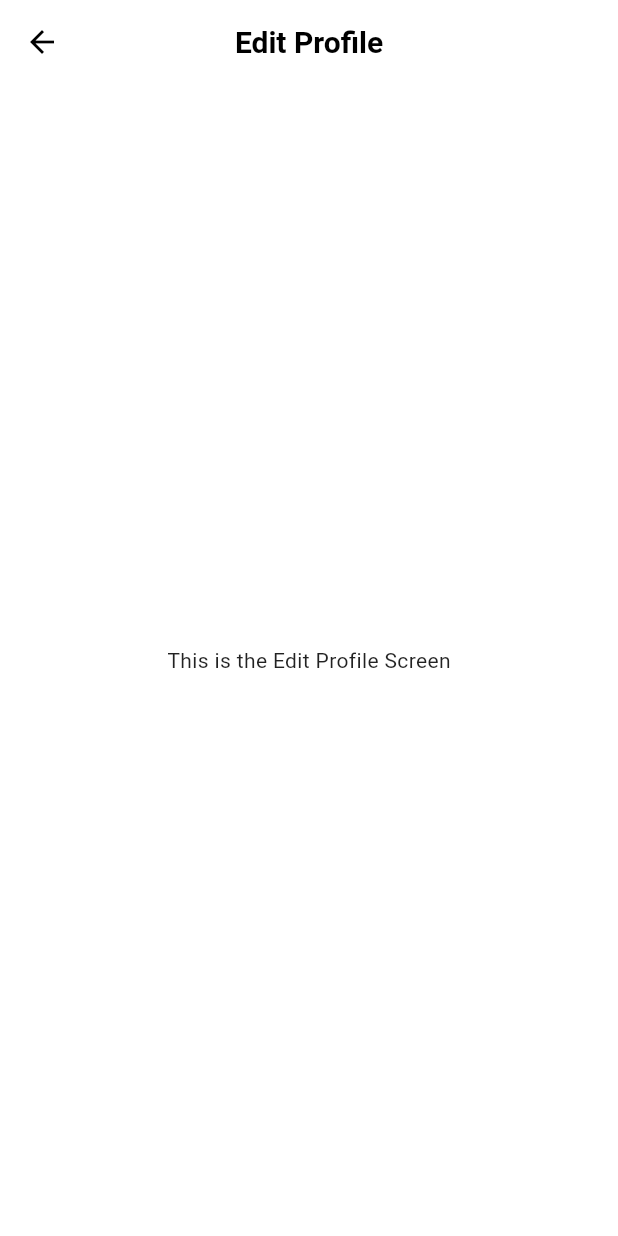
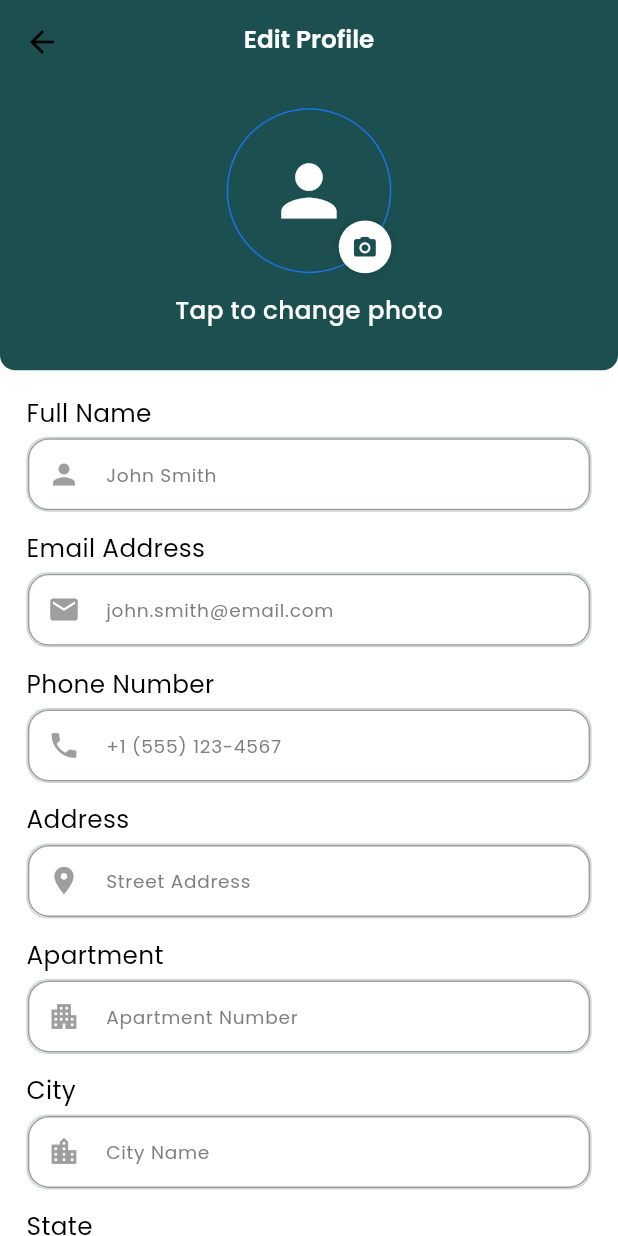
Before and after one commit to nuhan021/aryegrunzweig, a Flutter app: the EditProfileScreen screen opened by its route, on a phone screen of 412 x 824 dp. Run offline on Flutter 3.47's test engine with Material 3 defaults, Android fonts, the phone set to English and light mode, and no system bars; our stand-ins replace cached_network_image, carousel_slider, country_code_picker, flutter_otp_text_field, flutter_screenutil, get and 7 more; accounts and stored records are empty.

Commit message:
edit profile page added

```diff
--- /dev/null
+++ b/lib/features/profile/edit_profile/controllers/edit_profile_controller.dart
@@ -0,0 +1,125 @@
+import 'package:flutter/material.dart';
+import 'package:get/get.dart';
+import 'package:image_picker/image_picker.dart';
+import 'dart:io';
+
+class EditProfileController extends GetxController {
+  // Observable variables for form data
+  var fullName = ''.obs;
+  var email = ''.obs;
+  var phoneNumber = ''.obs;
+  var address = ''.obs;
+  var apartment = ''.obs;
+  var city = ''.obs;
+  var state = ''.obs;
+  var zipCode = ''.obs;
+  var profileImageUrl = Rxn<String>();
+  var selectedImageFile = Rxn<File>();
+  var isLoading = false.obs;
+
+  // Text editing controllers
+  late final fullNameController;
+  late final emailController;
+  late final phoneController;
+  late final addressController;
+  late final apartmentController;
+  late final cityController;
+  late final stateController;
+  late final zipController;
+
+  @override
+  void onInit() {
+    super.onInit();
+    _initializeControllers();
+    _loadUserProfile();
+  }
+
+  void _initializeControllers() {
+    fullNameController = TextEditingController(text: fullName.value);
+    emailController = TextEditingController(text: email.value);
+    phoneController = TextEditingController(text: phoneNumber.value);
+    addressController = TextEditingController(text: address.value);
+    apartmentController = TextEditingController(text: apartment.value);
+    cityController = TextEditingController(text: city.value);
+    stateController = TextEditingController(text: state.value);
+    zipController = TextEditingController(text: zipCode.value);
+  }
+
+  void _loadUserProfile() {
+    // userName.value = response.userName;
+    // email.value = response.email;
+    // phoneNumber.value = response.phoneNumber;
+    // address.value = response.address;
+    // apartment.value = response.apartment;
+    // city.value = response.city;
+    // state.value = response.state;
+    // zipCode.value = response.zipCode;
+    // profileImageUrl.value = response.profileImageUrl;
+  }
+
+  void updateFullName(String value) => fullName.value = value;
+  void updateEmail(String value) => email.value = value;
+  void updatePhoneNumber(String value) => phoneNumber.value = value;
+  void updateAddress(String value) => address.value = value;
+  void updateApartment(String value) => apartment.value = value;
+  void updateCity(String value) => city.value = value;
+  void updateState(String value) => state.value = value;
+  void updateZipCode(String value) => zipCode.value = value;
+
+  Future<void> changeProfilePhoto() async {
+    try {
+      final ImagePicker picker = ImagePicker();
+      final XFile? image = await picker.pickImage(
+        source: ImageSource.gallery,
+        imageQuality: 80,
+      );
+
+      if (image != null) {
+        selectedImageFile.value = File(image.path);
+        profileImageUrl.value = image.path;
+      }
+    } catch (e) {
+      Get.snackbar('Error', 'Failed to pick image');
+    }
+  }
+
+  Future<void> saveChanges() async {
+    try {
+      isLoading.value = true;
+
+      // var response = await profileService.updateProfile(
+      //   fullName: fullName.value,
+      //   email: email.value,
+      //   phoneNumber: phoneNumber.value,
+      //   address: address.value,
+      //   apartment: apartment.value,
+      //   city: city.value,
+      //   state: state.value,
+      //   zipCode: zipCode.value,
+      //   profileImage: profileImageUrl.value,
+      // );
+
+      // Show success message
+      // Get.snackbar('Success', 'Profile updated successfully');
+      // Get.back();
+    } catch (e) {
+      // Show error message
+      // Get.snackbar('Error', 'Failed to update profile');
+    } finally {
+      isLoading.value = false;
+    }
+  }
+
+  @override
+  void onClose() {
+    fullNameController.dispose();
+    emailController.dispose();
+    phoneController.dispose();
+    addressController.dispose();
+    apartmentController.dispose();
+    cityController.dispose();
+    stateController.dispose();
+    zipController.dispose();
+    super.onClose();
+  }
+}
--- /dev/null
+++ b/lib/features/profile/edit_profile/models/edit_profile_data.dart
@@ -0,0 +1,23 @@
+class EditProfileData {
+  final String fullName;
+  final String email;
+  final String phoneNumber;
+  final String address;
+  final String apartment;
+  final String city;
+  final String state;
+  final String zipCode;
+  final String? profileImageUrl;
+
+  EditProfileData({
+    required this.fullName,
+    required this.email,
+    required this.phoneNumber,
+    required this.address,
+    required this.apartment,
+    required this.city,
+    required this.state,
+    required this.zipCode,
+    this.profileImageUrl,
+  });
+}
--- a/lib/features/profile/edit_profile/views/screens/edit_profile_screen.dart
+++ b/lib/features/profile/edit_profile/views/screens/edit_profile_screen.dart
@@ -1,13 +1,92 @@
+import 'package:aryegrunzweig/core/common/styles/global_text_style.dart';
+import 'package:aryegrunzweig/core/utils/constants/colors.dart';
 import 'package:flutter/material.dart';
+import 'package:flutter_screenutil/flutter_screenutil.dart';
+import 'package:get/get.dart';
+import '../../controllers/edit_profile_controller.dart';
+import '../../widgets/edit_profile_header_card.dart';
+import '../../widgets/edit_profile_form.dart';
+import '../../../../../core/common/widgets/custom_button.dart';
 
 class EditProfileScreen extends StatelessWidget {
   const EditProfileScreen({super.key});
 
   @override
   Widget build(BuildContext context) {
+    final controller = Get.put(EditProfileController());
+
     return Scaffold(
-      appBar: AppBar(title: const Text('Edit Profile')),
-      body: const Center(child: Text('This is the Edit Profile Screen')),
+      backgroundColor: Colors.white,
+      appBar: AppBar(
+        title: Text(
+          'Edit Profile',
+          style: getTextStyle(
+            color: Colors.white,
+            fontSize: 16.sp,
+            fontWeight: FontWeight.w600,
+          ),
+        ),
+        centerTitle: true,
+        backgroundColor: AppColors.primary,
+        elevation: 0,
+        automaticallyImplyLeading: true,
+      ),
+      body: SingleChildScrollView(
+        child: Column(
+          children: [
+            // Header with avatar
+            Obx(
+              () => EditProfileHeaderCard(
+                profileImageUrl: controller.profileImageUrl.value,
+                onCameraPressed: controller.changeProfilePhoto,
+                onBackPressed: () => Get.back(),
+              ),
+            ),
+            SizedBox(height: 20.h),
+
+            // Form fields
+            Padding(
+              padding: EdgeInsets.symmetric(horizontal: 16.w),
+              child: EditProfileForm(
+                fullNameController: controller.fullNameController,
+                emailController: controller.emailController,
+                phoneController: controller.phoneController,
+                addressController: controller.addressController,
+                apartmentController: controller.apartmentController,
+                cityController: controller.cityController,
+                stateController: controller.stateController,
+                zipController: controller.zipController,
+                onFullNameChanged: controller.updateFullName,
+                onEmailChanged: controller.updateEmail,
+                onPhoneChanged: controller.updatePhoneNumber,
+                onAddressChanged: controller.updateAddress,
+                onApartmentChanged: controller.updateApartment,
+                onCityChanged: controller.updateCity,
+                onStateChanged: controller.updateState,
+                onZipChanged: controller.updateZipCode,
+              ),
+            ),
+            SizedBox(height: 32.h),
+
+            // Save Changes button
+            Padding(
+              padding: EdgeInsets.symmetric(horizontal: 16.w),
+              child: Obx(
+                () => CustomButton(
+                  text: controller.isLoading.value
+                      ? 'Saving...'
+                      : 'Save Changes',
+                  onPressed: controller.isLoading.value
+                      ? () {}
+                      : controller.saveChanges,
+                  isShadow: true,
+                ),
+              ),
+            ),
+            SizedBox(height: 32.h),
+          ],
+        ),
+      ),
     );
   }
 }
--- /dev/null
+++ b/lib/features/profile/edit_profile/widgets/edit_profile_form.dart
@@ -0,0 +1,110 @@
+import 'package:flutter/material.dart';
+import 'package:flutter_screenutil/flutter_screenutil.dart';
+import 'edit_profile_form_field.dart';
+
+class EditProfileForm extends StatelessWidget {
+  final TextEditingController fullNameController;
+  final TextEditingController emailController;
+  final TextEditingController phoneController;
+  final TextEditingController addressController;
+  final TextEditingController apartmentController;
+  final TextEditingController cityController;
+  final TextEditingController stateController;
+  final TextEditingController zipController;
+  final ValueChanged<String>? onFullNameChanged;
+  final ValueChanged<String>? onEmailChanged;
+  final ValueChanged<String>? onPhoneChanged;
+  final ValueChanged<String>? onAddressChanged;
+  final ValueChanged<String>? onApartmentChanged;
+  final ValueChanged<String>? onCityChanged;
+  final ValueChanged<String>? onStateChanged;
+  final ValueChanged<String>? onZipChanged;
+
+  const EditProfileForm({
+    super.key,
+    required this.fullNameController,
+    required this.emailController,
+    required this.phoneController,
+    required this.addressController,
+    required this.apartmentController,
+    required this.cityController,
+    required this.stateController,
+    required this.zipController,
+    this.onFullNameChanged,
+    this.onEmailChanged,
+    this.onPhoneChanged,
+    this.onAddressChanged,
+    this.onApartmentChanged,
+    this.onCityChanged,
+    this.onStateChanged,
+    this.onZipChanged,
+  });
+
+  @override
+  Widget build(BuildContext context) {
+    return Column(
+      spacing: 16.h,
+      children: [
+        EditProfileFormField(
+          label: 'Full Name',
+          hintText: 'John Smith',
+          icon: Icons.person,
+          controller: fullNameController,
+          onChanged: onFullNameChanged,
+        ),
+        EditProfileFormField(
+          label: 'Email Address',
+          hintText: 'john.smith@email.com',
+          icon: Icons.email,
+          controller: emailController,
+          keyboardType: TextInputType.emailAddress,
+          onChanged: onEmailChanged,
+        ),
+        EditProfileFormField(
+          label: 'Phone Number',
+          hintText: '+1 (555) 123-4567',
+          icon: Icons.phone,
+          controller: phoneController,
+          keyboardType: TextInputType.phone,
+          onChanged: onPhoneChanged,
+        ),
+        EditProfileFormField(
+          label: 'Address',
+          hintText: 'Street Address',
+          icon: Icons.location_on,
+          controller: addressController,
+          onChanged: onAddressChanged,
+        ),
+        EditProfileFormField(
+          label: 'Apartment',
+          hintText: 'Apartment Number',
+          icon: Icons.apartment,
+          controller: apartmentController,
+          onChanged: onApartmentChanged,
+        ),
+        EditProfileFormField(
+          label: 'City',
+          hintText: 'City Name',
+          icon: Icons.location_city,
+          controller: cityController,
+          onChanged: onCityChanged,
+        ),
+        EditProfileFormField(
+          label: 'State',
+          hintText: 'State',
+          icon: Icons.map,
+          controller: stateController,
+          onChanged: onStateChanged,
+        ),
+        EditProfileFormField(
+          label: 'Zip',
+          hintText: 'Zip Code',
+          icon: Icons.pin_drop,
+          controller: zipController,
+          keyboardType: TextInputType.number,
+          onChanged: onZipChanged,
+        ),
+      ],
+    );
+  }
+}
--- /dev/null
+++ b/lib/features/profile/edit_profile/widgets/edit_profile_form_field.dart
@@ -0,0 +1,73 @@
+import 'package:flutter/material.dart';
+import 'package:flutter_screenutil/flutter_screenutil.dart';
+import '../../../../core/common/styles/global_text_style.dart';
+
+class EditProfileFormField extends StatelessWidget {
+  final String label;
+  final String hintText;
+  final IconData icon;
+  final TextEditingController controller;
+  final TextInputType keyboardType;
+  final ValueChanged<String>? onChanged;
+  final String? Function(String?)? validator;
+
+  const EditProfileFormField({
+    super.key,
+    required this.label,
+    required this.hintText,
+    required this.icon,
+    required this.controller,
+    this.keyboardType = TextInputType.text,
+    this.onChanged,
+    this.validator,
+  });
+
+  @override
+  Widget build(BuildContext context) {
+    return Column(
+      crossAxisAlignment: CrossAxisAlignment.start,
+      children: [
+        Text(
+          label,
+          style: getTextStyle(
+            fontSize: 16.sp,
+            fontWeight: FontWeight.w400,
+            color: Colors.black,
+          ),
+        ),
+        SizedBox(height: 8.h),
+        Container(
+          decoration: BoxDecoration(
+            border: Border.all(color: const Color(0xFFD0D5DB), width: 1),
+            borderRadius: BorderRadius.circular(14.r),
+          ),
+          child: TextFormField(
+            controller: controller,
+            keyboardType: keyboardType,
+            onChanged: onChanged,
+            validator: validator,
+            style: getTextStyle(
+              fontSize: 12.sp,
+              fontWeight: FontWeight.w400,
+              color: Colors.black,
+            ),
+            decoration: InputDecoration(
+              hintText: hintText,
+              hintStyle: getTextStyle(
+                fontSize: 12.sp,
+                fontWeight: FontWeight.w400,
+                color: const Color(0xFF7F7F7F),
+              ),
+              border: InputBorder.none,
+              prefixIcon: Icon(icon, size: 20.w, color: Colors.grey),
+              contentPadding: EdgeInsets.symmetric(
+                horizontal: 16.w,
+                vertical: 16.h,
+              ),
+            ),
+          ),
+        ),
+      ],
+    );
+  }
+}
--- /dev/null
+++ b/lib/features/profile/edit_profile/widgets/edit_profile_header_card.dart
@@ -0,0 +1,167 @@
+import 'package:flutter/material.dart';
+import 'package:flutter_screenutil/flutter_screenutil.dart';
+import 'dart:io';
+import '../../../../core/common/styles/global_text_style.dart';
+import '../../../../core/utils/constants/colors.dart';
+
+class EditProfileHeaderCard extends StatelessWidget {
+  final String? profileImageUrl;
+  final VoidCallback onCameraPressed;
+  final VoidCallback? onBackPressed;
+
+  const EditProfileHeaderCard({
+    super.key,
+    this.profileImageUrl,
+    required this.onCameraPressed,
+    this.onBackPressed,
+  });
+
+  @override
+  Widget build(BuildContext context) {
+    return Container(
+      width: double.maxFinite,
+      padding: EdgeInsets.symmetric(horizontal: 16.w, vertical: 16.h),
+      decoration: BoxDecoration(
+        color: AppColors.primary,
+        borderRadius: BorderRadius.only(
+          bottomLeft: Radius.circular(10.r),
+          bottomRight: Radius.circular(10.r),
+        ),
+      ),
+      child: Column(
+        children: [
+          // // Back button
+          // Row(
+          //   children: [
+          //     GestureDetector(
+          //       onTap: onBackPressed,
+          //       child: Row(
+          //         children: [
+          //           Icon(Icons.arrow_back_ios, size: 18.w, color: Colors.white),
+          //           SizedBox(width: 8.w),
+          //           Text(
+          //             'Back',
+          //             style: getTextStyle(
+          //               fontSize: 10.sp,
+          //               fontWeight: FontWeight.w400,
+          //               color: Colors.white,
+          //             ),
+          //           ),
+          //         ],
+          //       ),
+          //     ),
+          //   ],
+          // ),
+          // SizedBox(height: 12.h),
+
+          // Title
+          // Text(
+          //   'Edit Profile',
+          //   style: getTextStyle(
+          //     fontSize: 16.sp,
+          //     fontWeight: FontWeight.w600,
+          //     color: Colors.white,
+          //   ),
+          // ),
+          // SizedBox(height: 20.h),
+
+          // Avatar with camera button
+          GestureDetector(
+            onTap: onCameraPressed,
+            child: Stack(
+              children: [
+                Container(
+                  width: 100.w,
+                  height: 100.w,
+                  decoration: BoxDecoration(
+                    shape: BoxShape.circle,
+                    border: Border.all(
+                      color: const Color(0xFF1A73E8),
+                      width: 1,
+                    ),
+                  ),
+                  child: _buildAvatarImage(),
+                ),
+                Positioned(
+                  bottom: 0,
+                  right: 0,
+                  child: Container(
+                    width: 32.w,
+                    height: 32.w,
+                    decoration: BoxDecoration(
+                      color: Colors.white,
+                      shape: BoxShape.circle,
+                      boxShadow: [
+                        BoxShadow(
+                          color: Colors.black.withValues(alpha: 0.1),
+                          blurRadius: 4,
+                          spreadRadius: 1,
+                        ),
+                      ],
+                    ),
+                    child: Center(
+                      child: Icon(
+                        Icons.camera_alt,
+                        size: 16.w,
+                        color: AppColors.primary,
+                      ),
+                    ),
+                  ),
+                ),
+              ],
+            ),
+          ),
+          SizedBox(height: 16.h),
+
+          // "Tap to change photo" text
+          Text(
+            'Tap to change photo',
+            style: getTextStyle(
+              fontSize: 16.sp,
+              fontWeight: FontWeight.w500,
+              color: Colors.white,
+            ),
+          ),
+          SizedBox(height: 16.h),
+        ],
+      ),
+    );
+  }
+
+  Widget _buildAvatarImage() {
+    if (profileImageUrl == null || profileImageUrl!.isEmpty) {
+      return Center(
+        child: Icon(Icons.person, size: 50.w, color: Colors.white),
+      );
+    }
+
+    // Check if it's a file path (local) or URL (network)
+    if (profileImageUrl!.startsWith('http')) {
+      // Network image
+      return ClipOval(
+        child: Image.network(
+          profileImageUrl!,
+          fit: BoxFit.cover,
+          errorBuilder: (context, error, stackTrace) {
+            return Center(
+              child: Icon(Icons.person, size: 50.w, color: Colors.white),
+            );
+          },
+        ),
+      );
+    } else {
+      // Local file
+      return ClipOval(
+        child: Image.file(
+          File(profileImageUrl!),
+          fit: BoxFit.cover,
+          errorBuilder: (context, error, stackTrace) {
+            return Center(
+              child: Icon(Icons.person, size: 50.w, color: Colors.white),
+            );
+          },
+        ),
+      );
+    }
+  }
+}
--- a/lib/features/profile/view_profile/widgets/profile_menu_item_widget.dart
+++ b/lib/features/profile/view_profile/widgets/profile_menu_item_widget.dart
@@ -41,9 +41,7 @@ class ProfileMenuItemWidget extends StatelessWidget {
                 child: Icon(
                   menuItem.icon,
                   size: 20.w,
-                  color: isHighlighted
-                      ? AppColors.primary
-                      : menuItem.iconBackgroundColor,
+                  color: isHighlighted ? Colors.white : AppColors.primary,
                 ),
               ),
             ),
```
Also changed, not shown: 1 other file.
